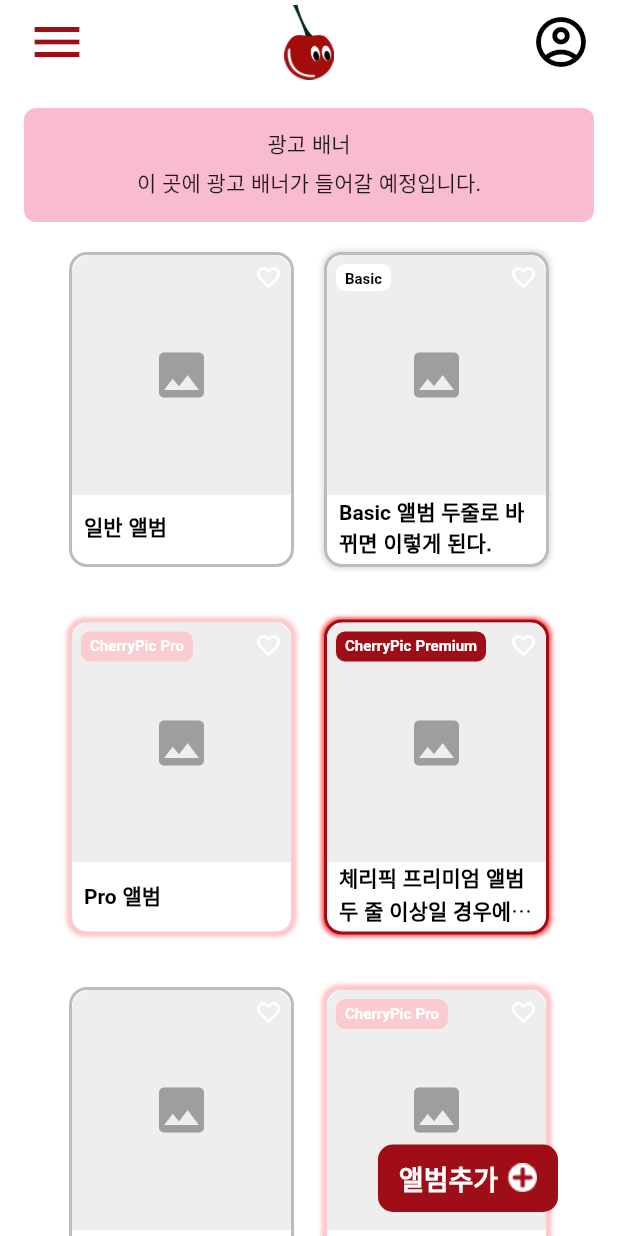
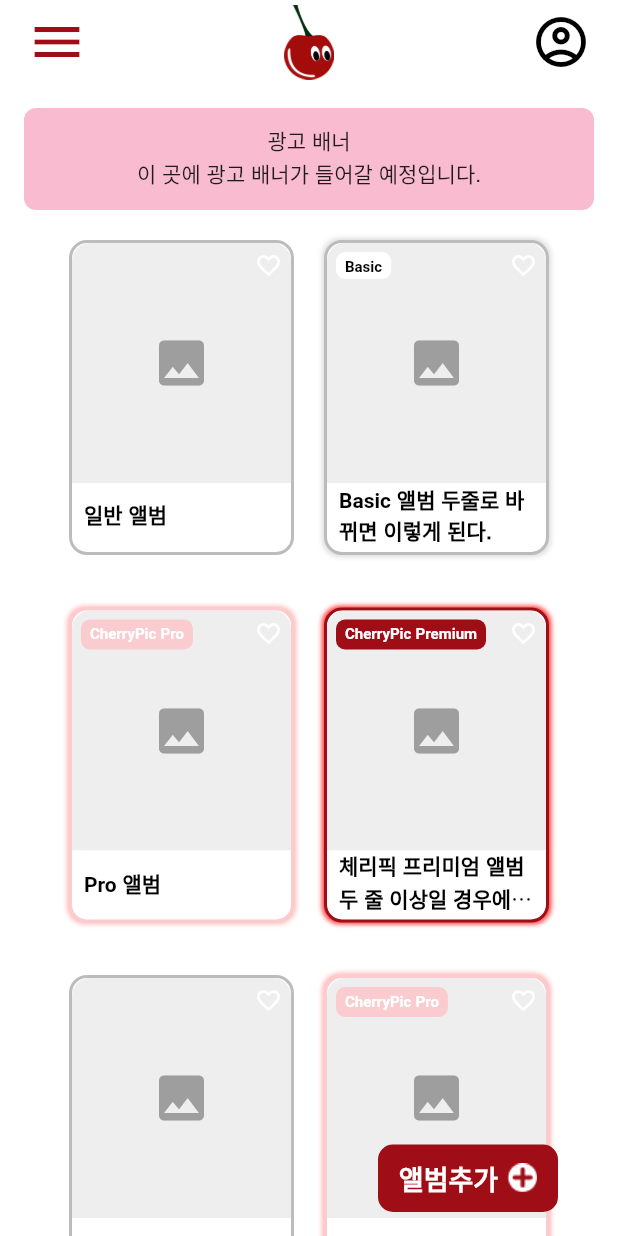
Before and after one commit to cherrypic-proj/cherrypic-client, a Flutter app: the screen it shows after launch, on a phone screen of 412 x 824 dp. Run offline on Flutter 3.47's test engine with Material 3 defaults, Android fonts, the phone set to English and light mode, and no system bars; our stand-ins replace dio, go_router, percent_indicator.

Commit message:
[#5] Appfont 적용 및 중복 삭제

```diff
--- a/lib/presentation/screens/main/home_tab/ad_banner_placeholder.dart
+++ b/lib/presentation/screens/main/home_tab/ad_banner_placeholder.dart
@@ -1,3 +1,4 @@
+import 'package:cherrypic/core/constants/font.dart';
 import 'package:flutter/material.dart';
 
 class AdBannerPlaceholder extends StatelessWidget {
@@ -12,11 +13,11 @@ class AdBannerPlaceholder extends StatelessWidget {
         color: Colors.pink.shade100,
         borderRadius: BorderRadius.circular(8),
       ),
-      child: const Center(
+      child: Center(
         child: Text(
           '광고 배너\n이 곳에 광고 배너가 들어갈 예정입니다.',
           textAlign: TextAlign.center,
-          style: TextStyle(color: Colors.black87, fontSize: 14),
+          style: AppFont.size14.copyWith(color: Colors.black87),
         ),
       ),
     );
--- a/lib/presentation/screens/main/home_tab/main_screen.dart
+++ b/lib/presentation/screens/main/home_tab/main_screen.dart
@@ -50,7 +50,6 @@ class MainScreen extends StatelessWidget {
                   '앨범추가',
                   style: AppFont.size18.copyWith(
                     color: Colors.white,
-                    fontSize: 18,
                     fontWeight: FontWeight.w600,
                   ),
                 ),
--- a/lib/presentation/widgets/album/album_group_section.dart
+++ b/lib/presentation/widgets/album/album_group_section.dart
@@ -58,7 +58,6 @@ class AlbumGroupSection extends StatelessWidget {
                       '전체선택',
                       style: AppFont.size18.copyWith(
                         color: isAllSelected ? Colors.white : Colors.black,
-                        fontSize: 12,
                         height: 1.0,
                       ),
                     ),
```
